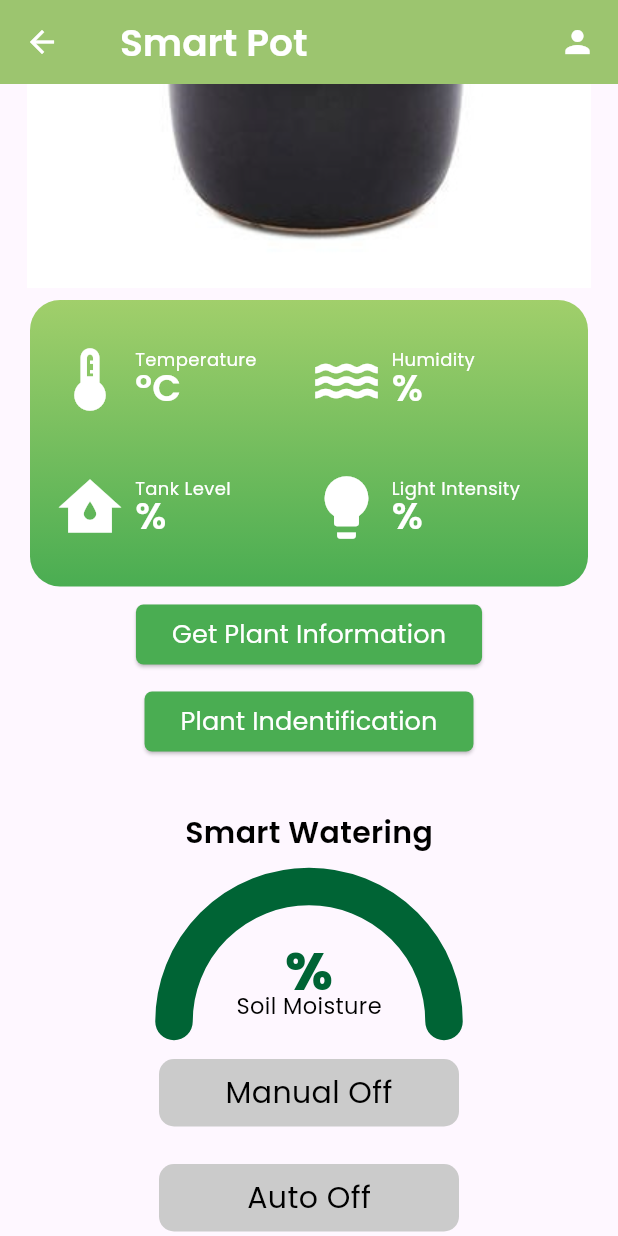
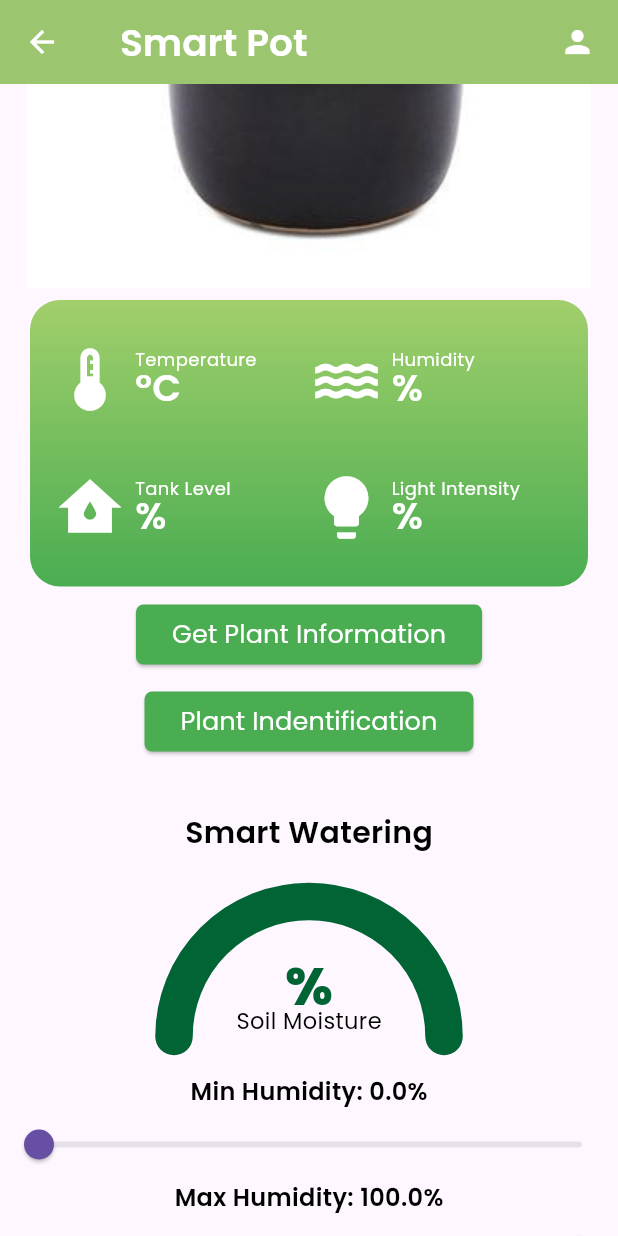
Before and after one commit to hantbk/smartpot, a Flutter app: the NodeDetails screen opened directly with sample values from the repository, scrolled down 576 dp, on a phone screen of 412 x 824 dp. Run offline on Flutter 3.47's test engine with Material 3 defaults, Android fonts, the phone set to English and light mode, and no system bars; our stand-ins replace firebase_core, firebase_database, flutter_dotenv, flutter_image_compress, google_fonts, image_picker and 1 more; accounts and stored records are empty.

Commit message:
many pot feature

```diff
--- a/plantapp/lib/pages/micro/NodeDetails.dart
+++ b/plantapp/lib/pages/micro/NodeDetails.dart
@@ -18,11 +18,14 @@ class NodeDetails extends StatefulWidget {
 
 class _NodeDetailsState extends State<NodeDetails> {
   late Plant selectedPlant;
+  late DatabaseReference _motorRef;
 
   @override
   void initState() {
     super.initState();
     selectedPlant = widget.plant;
+    _motorRef =
+        FirebaseDatabase.instance.ref().child('${selectedPlant.potId}/mayBom');
   }
 
   final Future<FirebaseApp> _fApp = Firebase.initializeApp();
@@ -31,8 +34,6 @@ class _NodeDetailsState extends State<NodeDetails> {
   String sensedlight = "0";
   String sensedTankLevel = "0";
   int motor = 0;
-  final DatabaseReference _motorRef =
-      FirebaseDatabase.instance.ref().child('gardenId1/mayBom');
 
   motorSwitch(int valueStateOfMayBom) async {
     setState(() {
@@ -181,7 +182,10 @@ class _NodeDetailsState extends State<NodeDetails> {
                   ),
                 )),
             const SizedBox(height: 40),
-            SmartPlanting(motorSwitch: motorSwitch, motor: motor),
+            SmartPlanting(
+                motorSwitch: motorSwitch,
+                motor: motor,
+                selectedPlant: selectedPlant),
           ],
         ),
       ),
@@ -190,20 +194,26 @@ class _NodeDetailsState extends State<NodeDetails> {
 
   Widget sensorcontent() {
     const double tankHeight = 100.0;
-    Query _tempRef =
-        FirebaseDatabase.instance.ref().child("gardenId1/dhtNhietDo");
+
+    Query _tempRef = FirebaseDatabase.instance
+        .ref()
+        .child("${selectedPlant.potId}/dhtNhietDo");
+
     Query _humidityRef =
-        FirebaseDatabase.instance.ref().child("gardenId1/dhtDoAm");
+        FirebaseDatabase.instance.ref().child("${selectedPlant.potId}/dhtDoAm");
+
     Query _lightRef =
-        FirebaseDatabase.instance.ref().child("gardenId1/anhSang");
-    Query _tankRef =
-        FirebaseDatabase.instance.ref().child("gardenId1/khoangCach");
+        FirebaseDatabase.instance.ref().child("${selectedPlant.potId}/anhSang");
+
+    Query _tankRef = FirebaseDatabase.instance
+        .ref()
+        .child("${selectedPlant.potId}/khoangCach");
 
     // Listen for changes in humidity
     _humidityRef.onValue.listen((event) {
       setState(() {
-        final rawData =
-            event.snapshot.value.toString(); // Example: "{current: 32.9}"
+        final rawData = event.snapshot.value
+            .toString(); // Example: "{current: 32.9, min: 30.0, max: 80.0}"
         final parsedValue = double.tryParse(
             rawData.replaceAll(RegExp(r'[^\d.]'), '')); // Extracts: "32.9"
         sensedhumidity = parsedValue?.toStringAsFixed(1) ?? ""; // Safely assign
--- a/plantapp/lib/pages/micro/SmartPlanting.dart
+++ b/plantapp/lib/pages/micro/SmartPlanting.dart
@@ -2,39 +2,66 @@ import 'package:flutter/material.dart';
 import 'package:firebase_database/firebase_database.dart';
 import 'package:google_fonts/google_fonts.dart';
 import 'package:plantapp/pages/micro/semicircle_indicator.dart';
+import 'package:plantapp/pages/models/Plant.dart';
 
 class SmartPlanting extends StatefulWidget {
   final Function(int) motorSwitch;
   final int motor;
+  final Plant selectedPlant;
 
   const SmartPlanting(
-      {super.key, required this.motorSwitch, required this.motor});
+      {super.key,
+      required this.motorSwitch,
+      required this.motor,
+      required this.selectedPlant});
 
   @override
-  // ignore: library_private_types_in_public_api
   _SmartPlantingState createState() => _SmartPlantingState();
 }
 
 class _SmartPlantingState extends State<SmartPlanting> {
   String sensedsoil = "25";
-  final Query _soilRef =
-      FirebaseDatabase.instance.ref().child("gardenId1/doAmDat");
+  double minHumidity = 0;
+  double maxHumidity = 100;
+
+  late DatabaseReference _soilRef;
 
   @override
   void initState() {
     super.initState();
 
-    // Listen for changes in soil moisture
+    _soilRef = FirebaseDatabase.instance
+        .ref()
+        .child("${widget.selectedPlant.potId}/doAmDat");
+
     // Listen for changes in soil moisture
     _soilRef.onValue.listen((event) {
       setState(() {
-        final rawData =
-            event.snapshot.value.toString(); // Example: "{current: 29.2}"
-        final parsedValue = double.tryParse(
-            rawData.replaceAll(RegExp(r'[^\d.]'), '')); // Extracts: "29.2
-        sensedsoil = parsedValue?.toStringAsFixed(1) ?? ""; // Safely assign
+        final data = event.snapshot.value as Map<dynamic, dynamic>?;
+
+        final current = data?['current'] as num?;
+        final min = data?['min'] as num?;
+        final max = data?['max'] as num?;
+
+        sensedsoil = current?.toStringAsFixed(1) ?? "";
+        minHumidity = min?.toDouble() ?? 0;
+        maxHumidity = max?.toDouble() ?? 100;
       });
     });
+  }
+
+  void _updateMinHumidity(double value) {
+    setState(() {
+      minHumidity = value;
+    });
+    _soilRef.update({'min': value}); // Cập nhật giá trị min trên Firebase
+  }
+
+  void _updateMaxHumidity(double value) {
+    setState(() {
+      maxHumidity = value;
+    });
+    _soilRef.update({'max': value}); // Cập nhật giá trị max trên Firebase
   }
 
   @override
@@ -50,13 +77,12 @@ class _SmartPlantingState extends State<SmartPlanting> {
             fontSize: 20,
           ),
         ),
-        SizedBox(height: 70),
+        SizedBox(height: 80),
         SizedBox(
           width: 180,
           child: CustomSemicircularIndicator(
             radius: 100,
-            progress: (double.tryParse(sensedsoil) ?? 0) /
-                100, // Convert to a percentage
+            progress: (double.tryParse(sensedsoil) ?? 0) / 100,
             color: Color.fromRGBO(151, 203, 104, 1),
             backgroundColor: Color.fromRGBO(0, 100, 53, 1),
             strokeWidth: 25,
@@ -83,22 +109,66 @@ class _SmartPlantingState extends State<SmartPlanting> {
           ),
         ),
         SizedBox(height: 25),
+        // Slider điều chỉnh Min Humidity
+        Column(
+          children: [
+            Text(
+              "Min Humidity: ${minHumidity.toStringAsFixed(1)}%",
+              style: GoogleFonts.poppins(
+                fontSize: 16,
+                color: Colors.black,
+                fontWeight: FontWeight.w600,
+              ),
+            ),
+            Slider(
+              value: minHumidity,
+              min: 0,
+              max: 100,
+              divisions: 100,
+              label: minHumidity.toStringAsFixed(1),
+              onChanged: _updateMinHumidity,
+            ),
+          ],
+        ),
+        // Slider điều chỉnh Max Humidity
+        Column(
+          children: [
+            Text(
+              "Max Humidity: ${maxHumidity.toStringAsFixed(1)}%",
+              style: GoogleFonts.poppins(
+                fontSize: 16,
+                color: Colors.black,
+                fontWeight: FontWeight.w600,
+              ),
+            ),
+            Slider(
+              value: maxHumidity,
+              min: 0,
+              max: 100,
+              divisions: 100,
+              label: maxHumidity.toStringAsFixed(1),
+              onChanged: _updateMaxHumidity,
+            ),
+          ],
+        ),
+        SizedBox(height: 25),
         GestureDetector(
           onTap: () {
-            widget.motorSwitch(widget.motor == 1 ? 0 : 1);  // Truyền giá trị 1 hoặc 0 khi click
+            widget.motorSwitch(widget.motor == 1 ? 0 : 1);
           },
           child: Container(
             width: 200,
             decoration: BoxDecoration(
-              color:
-                  widget.motor == 1  ? Colors.red : Color.fromRGBO(203, 203, 203, 1),
+              color: widget.motor == 1
+                  ? Colors.red
+                  : Color.fromRGBO(203, 203, 203, 1),
               borderRadius: BorderRadius.circular(10),
             ),
             child: Padding(
               padding: const EdgeInsets.all(8.0),
               child: Center(
                 child: Text(
-                  widget.motor == 1 ? "Manual On" : "Manual Off" ,
+                  widget.motor == 1 ? "Manual On" : "Manual Off",
                   style: GoogleFonts.poppins(
                     fontSize: 20,
                     color: widget.motor == 1 ? Colors.white : Colors.black,
@@ -113,20 +183,21 @@ class _SmartPlantingState extends State<SmartPlanting> {
         SizedBox(height: 25),
         GestureDetector(
           onTap: () {
-            widget.motorSwitch(widget.motor == 21 ? 20 : 21);  // Truyền giá trị 1 hoặc 0 khi click
+            widget.motorSwitch(widget.motor == 21 ? 20 : 21);
           },
           child: Container(
             width: 200,
             decoration: BoxDecoration(
-              color:
-                  widget.motor == 21  ? Color.fromRGBO(74, 173, 82, 1) : Color.fromRGBO(203, 203, 203, 1),
+              color: widget.motor == 21
+                  ? Color.fromRGBO(74, 173, 82, 1)
+                  : Color.fromRGBO(203, 203, 203, 1),
               borderRadius: BorderRadius.circular(10),
             ),
             child: Padding(
               padding: const EdgeInsets.all(8.0),
               child: Center(
                 child: Text(
-                  widget.motor == 21 ? "Auto On" : "Auto Off" ,
+                  widget.motor == 21 ? "Auto On" : "Auto Off",
                   style: GoogleFonts.poppins(
                     fontSize: 20,
                     color: widget.motor == 21 ? Colors.white : Colors.black,
```
Also changed, not shown: plantapp/lib/pages/models/Plant.dart (+36 -0 lines).
